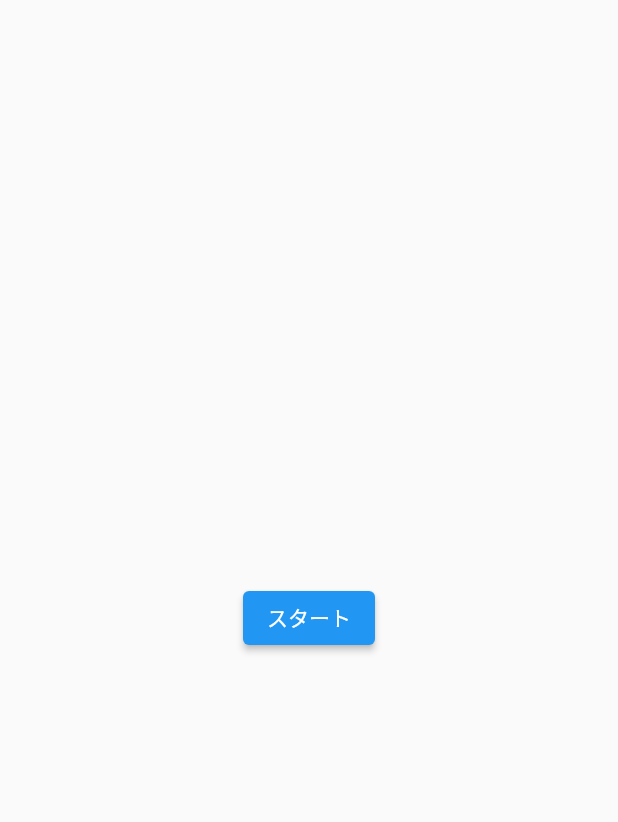
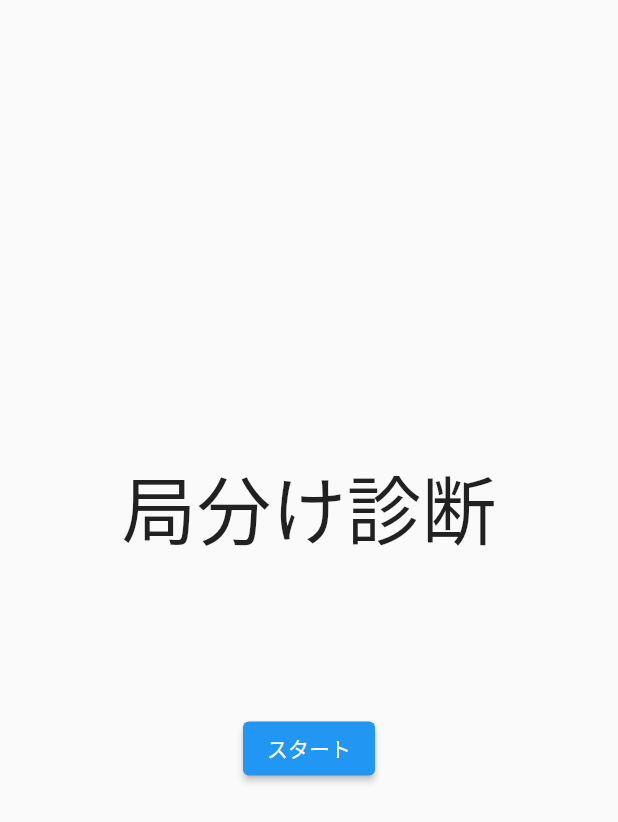
Before and after one commit to kazumahashimoto-rikoten/sorting_hat, a Flutter app: the screen it shows after launch, on a phone screen of 412 x 824 dp. Shown: the top 822 px of the screen. Run offline on Flutter 3.47's test engine with Material 2 defaults, Android fonts, the phone set to English and light mode, and no system bars; our stand-ins replace flutter_hooks, hooks_riverpod.

Commit message:
アプリ初期段階完成

```diff
--- a/lib/main.dart
+++ b/lib/main.dart
@@ -32,7 +32,17 @@ class StartPage extends HookConsumerWidget {
   Widget build(BuildContext context, WidgetRef ref) {
     return Scaffold(
         body: Center(
-      child: ElevatedButton(
+      child: Column(
+        mainAxisAlignment: MainAxisAlignment.center,
+        children: [
+          const Text(
+            '局分け診断',
+            style: TextStyle(fontSize: 50),
+          ),
+          const SizedBox(
+            height: 100,
+          ),
+          ElevatedButton(
               onPressed: () {
                 Navigator.push(
                     context,
@@ -41,6 +51,8 @@ class StartPage extends HookConsumerWidget {
                     ));
               },
               child: Text('スタート')),
+        ],
+      ),
     ));
   }
 }
```
Also changed, not shown: lib/question_screen.dart (+6 -2 lines), lib/questions.dart (+39 -9 lines). Lines whose indentation alone changed are shown as unchanged.
